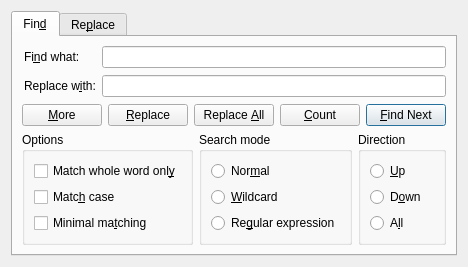
Before: the Qt Designer form src/Sigil/Form_Files/FindReplace.ui in wsw621012/siweiwangsword-sigil, drawn with Qt 5.
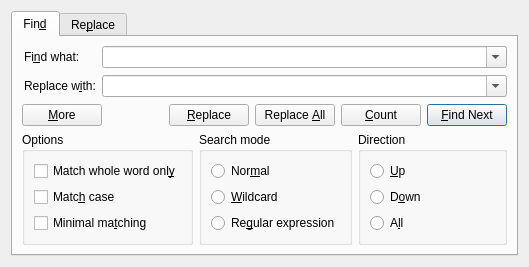
After: the same form once the commit is applied.

Commit message: The Find&Replace dialog now remembers up to 20 previously used search and replace strings (Fixes issue #369)

What changed in the file:
```diff
--- a/src/Sigil/Form_Files/FindReplace.ui
+++ b/src/Sigil/Form_Files/FindReplace.ui
@@ -6,8 +6,8 @@
    <rect>
     <x>0</x>
     <y>0</y>
-    <width>451</width>
-    <height>251</height>
+    <width>529</width>
+    <height>295</height>
    </rect>
   </property>
   <property name="sizePolicy">
@@ -53,16 +53,13 @@
             <property name="leftMargin">
              <number>2</number>
             </property>
-            <item row="0" column="1">
-             <widget class="QLineEdit" name="leFind"/>
-            </item>
             <item row="0" column="0">
              <widget class="QLabel" name="lbFindWhat">
               <property name="text">
                <string>Fi&amp;nd what:</string>
               </property>
               <property name="buddy">
-               <cstring>leFind</cstring>
+               <cstring>cbFind</cstring>
               </property>
              </widget>
             </item>
@@ -85,7 +82,7 @@
                    <string>Replace w&amp;ith:</string>
                   </property>
                   <property name="buddy">
-                   <cstring>leReplace</cstring>
+                   <cstring>cbReplace</cstring>
                   </property>
                  </widget>
                 </item>
@@ -108,13 +105,30 @@
                  <number>0</number>
                 </property>
                 <item>
-                 <widget class="QLineEdit" name="leReplace"/>
+                 <widget class="QComboBox" name="cbReplace">
+                  <property name="editable">
+                   <bool>true</bool>
+                  </property>
+                  <property name="maxCount">
+                   <number>20</number>
+                  </property>
+                 </widget>
                 </item>
                </layout>
               </widget>
               <widget class="QWidget" name="wHidePageLabel"/>
              </widget>
             </item>
+            <item row="0" column="1">
+             <widget class="QComboBox" name="cbFind">
+              <property name="editable">
+               <bool>true</bool>
+              </property>
+              <property name="maxCount">
+               <number>20</number>
+              </property>
+             </widget>
+            </item>
            </layout>
           </item>
           <item>
```
Left out of the diff: 2 changed lines with no effect on the pictures. The commit also changes 3 other files.
